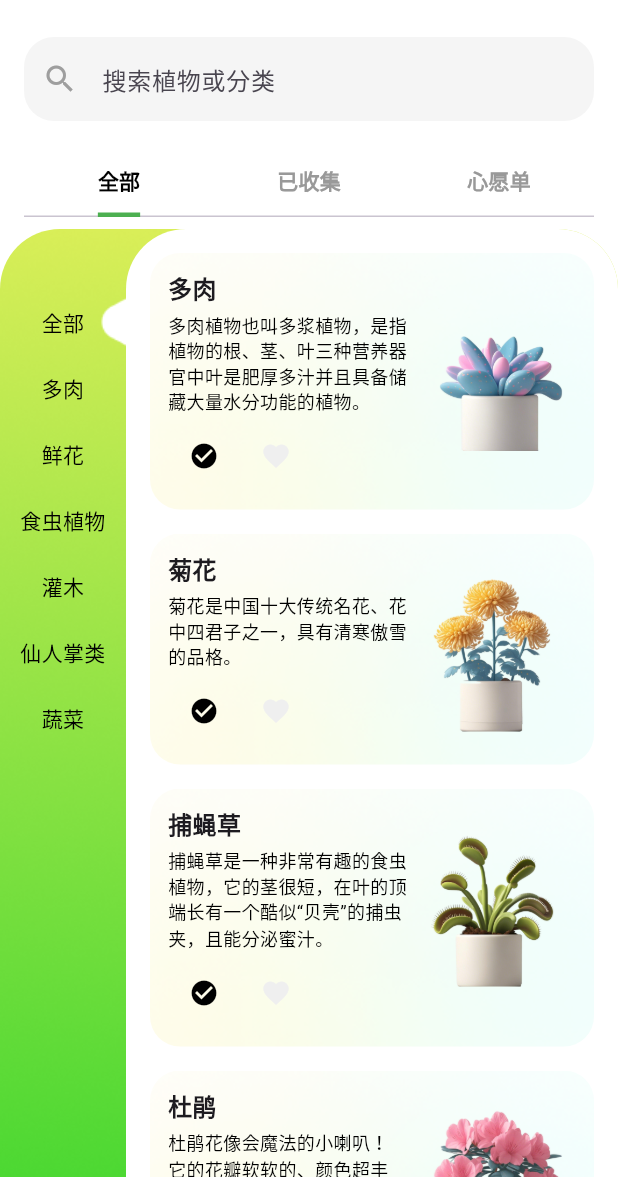
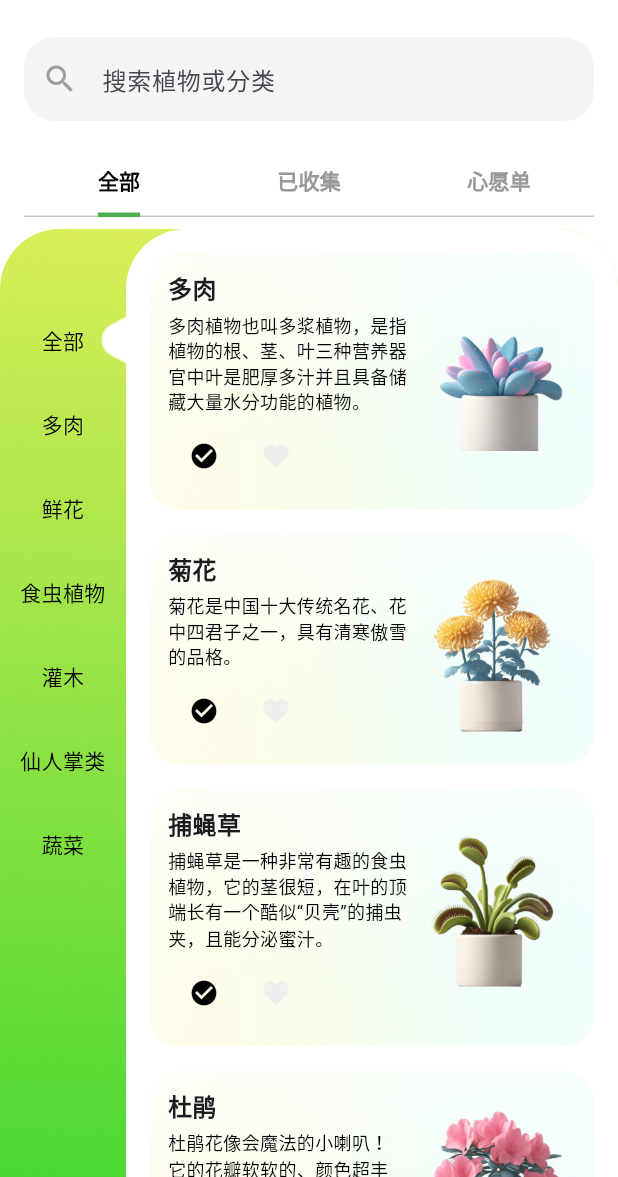
Before and after one commit to wutiannan/plant_ai_app, a Flutter app: the PlantIllustrationsPage screen opened directly, on a phone screen of 412 x 824 dp, the part 59-1236 px from its top. Run offline on Flutter 3.47's test engine with Material 3 defaults, Android fonts, the phone set to English and light mode, and no system bars.

Commit message:
STYLE：修复植物图鉴

```diff
--- a/lib/pages/plant_illustrations_page.dart
+++ b/lib/pages/plant_illustrations_page.dart
@@ -212,6 +212,7 @@ class _PlantIllustrationsPageState extends State<PlantIllustrationsPage>
                           },
                           child: Container(
                             padding: const EdgeInsets.symmetric(vertical: 12),
+                            margin: EdgeInsets.only(top: 12),
                             decoration: BoxDecoration(
                               image: DecorationImage(
                                 image: AssetImage(
@@ -220,11 +221,8 @@ class _PlantIllustrationsPageState extends State<PlantIllustrationsPage>
                                 fit: BoxFit.cover,
                                 opacity: _selectedCategory == category
                                     ? 1
-                                    : 0, // opacity: 0.1, // 调整底图透明度
+                                    : 0,
                               ),
-                              // color: _selectedCategory == category
-                              //     ? Colors.green.withOpacity(0.3)
-                              //     : Colors.transparent,
                             ),
                             child: Text(
                               category,
```
